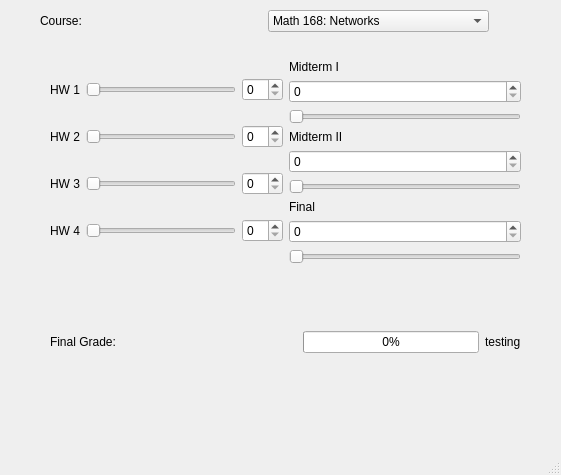
Qt form Assignment2/mainwindow.ui (kaelahasan/Assignment2) before a commit.
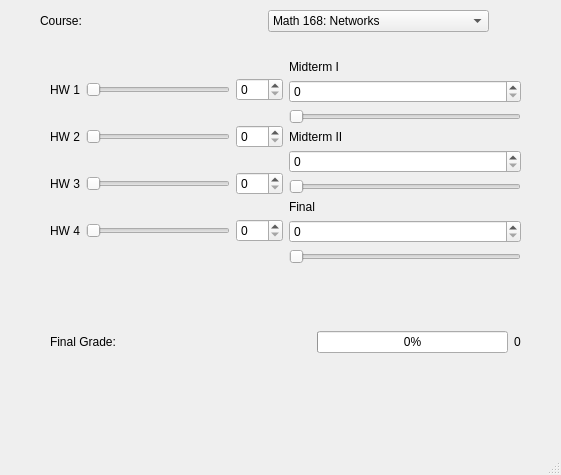
The same form after that commit. The open tabs and pages were chosen to show the change.

What changed in the file:
```diff
--- a/Assignment2/mainwindow.ui
+++ b/Assignment2/mainwindow.ui
@@ -106,7 +106,7 @@
              <item>
               <widget class="QSlider" name="horizontalSlider_34">
                <property name="maximum">
-                <number>30</number>
+                <number>100</number>
                </property>
                <property name="orientation">
                 <enum>Qt::Horizontal</enum>
@@ -114,7 +114,11 @@
               </widget>
              </item>
              <item>
-              <widget class="QSpinBox" name="N_HW1"/>
+              <widget class="QSpinBox" name="N_HW1">
+               <property name="maximum">
+                <number>100</number>
+               </property>
+              </widget>
              </item>
             </layout>
            </item>
@@ -130,7 +134,7 @@
              <item>
               <widget class="QSlider" name="horizontalSlider_35">
                <property name="maximum">
-                <number>30</number>
+                <number>100</number>
                </property>
                <property name="orientation">
                 <enum>Qt::Horizontal</enum>
@@ -138,7 +142,11 @@
               </widget>
              </item>
              <item>
-              <widget class="QSpinBox" name="N_HW2"/>
+              <widget class="QSpinBox" name="N_HW2">
+               <property name="maximum">
+                <number>100</number>
+               </property>
+              </widget>
              </item>
             </layout>
            </item>
@@ -154,7 +162,7 @@
              <item>
               <widget class="QSlider" name="horizontalSlider_36">
                <property name="maximum">
-                <number>30</number>
+                <number>100</number>
                </property>
                <property name="orientation">
                 <enum>Qt::Horizontal</enum>
@@ -162,7 +170,11 @@
               </widget>
              </item>
              <item>
-              <widget class="QSpinBox" name="N_HW3"/>
+              <widget class="QSpinBox" name="N_HW3">
+               <property name="maximum">
+                <number>100</number>
+               </property>
+              </widget>
              </item>
             </layout>
            </item>
@@ -178,7 +190,7 @@
              <item>
               <widget class="QSlider" name="horizontalSlider_37">
                <property name="maximum">
-                <number>30</number>
+                <number>100</number>
                </property>
                <property name="orientation">
                 <enum>Qt::Horizontal</enum>
@@ -186,7 +198,11 @@
               </widget>
              </item>
              <item>
-              <widget class="QSpinBox" name="N_HW4"/>
+              <widget class="QSpinBox" name="N_HW4">
+               <property name="maximum">
+                <number>100</number>
+               </property>
+              </widget>
              </item>
             </layout>
            </item>
@@ -290,7 +306,7 @@
          <item>
           <widget class="QLabel" name="N_Grade">
            <property name="text">
-            <string>testing</string>
+            <string>0</string>
            </property>
           </widget>
          </item>
```
Left out of the diff: 55 changed lines with no effect on the pictures.
